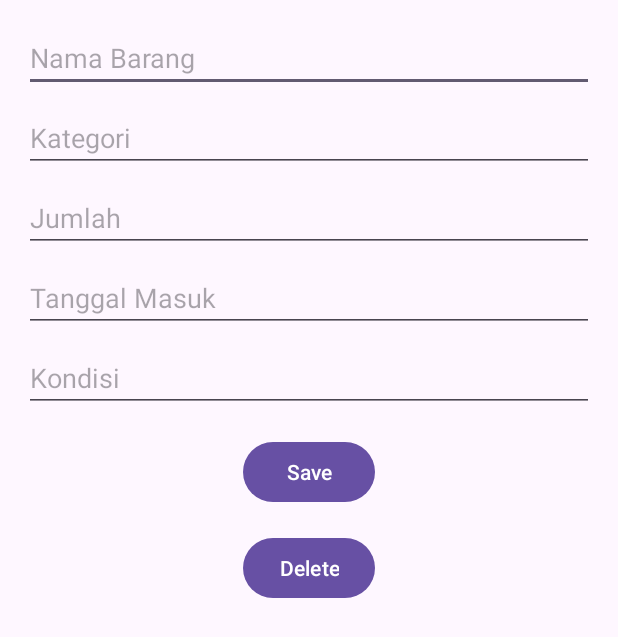
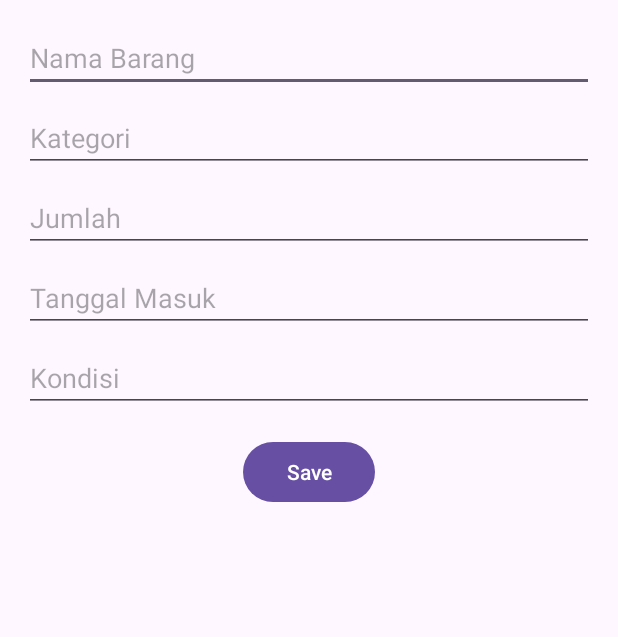
Before and after one commit to nindijltsr/InventarisBarang, an Android app: the EditBarangActivity screen opened directly, with no data from a screen before it, on a phone screen of 412 x 824 dp. Shown: the top 637 px of the screen. Run offline under Robolectric (Android 15) with nearby library versions, the phone set to English and light mode, and no system bars; our stand-ins replace Room's generated code.

Commit message:
fix edit barang

```diff
--- a/app/src/main/java/com/example/inventarisbarang/EditBarangActivity.kt
+++ b/app/src/main/java/com/example/inventarisbarang/EditBarangActivity.kt
@@ -62,7 +62,8 @@ class EditBarangActivity : AppCompatActivity() {
         buttonSave.setOnClickListener {
             val nama = editNama.text.toString()
             val kategori = editKategori.text.toString()
-            val jumlah = editJumlah.text.toString().toIntOrNull() ?: 0 // Menggunakan toIntOrNull untuk menghindari NumberFormatException
+            val jumlah = editJumlah.text.toString().toIntOrNull()
+                ?: 0 // Menggunakan toIntOrNull untuk menghindari NumberFormatException
             val tanggalMasuk = editTanggalMasuk.text.toString()
             val kondisi = editKondisi.text.toString()
 
@@ -83,15 +84,5 @@ class EditBarangActivity : AppCompatActivity() {
                 finish() // Kembali ke halaman sebelumnya setelah penyimpanan
             }
         }
-
-        // Tombol Hapus
-        val buttonDelete = findViewById<Button>(R.id.button_delete)
-        buttonDelete.setOnClickListener {
-            barang?.let {
-                inventarisViewModel.deleteBarang(it) // Menghapus barang dari database
-                Toast.makeText(this, "Barang berhasil dihapus", Toast.LENGTH_SHORT).show()
-                finish() // Kembali setelah penghapusan
-            }
-        }
     }
 }
--- a/app/src/main/res/layout/activity_edit_barang.xml
+++ b/app/src/main/res/layout/activity_edit_barang.xml
@@ -65,13 +65,4 @@
         app:layout_constraintStart_toStartOf="parent"
         app:layout_constraintEnd_toEndOf="parent" />
 
-    <Button
-        android:id="@+id/button_delete"
-        android:layout_width="wrap_content"
-        android:layout_height="wrap_content"
-        android:text="Delete"
-        android:layout_marginTop="16dp"
-        app:layout_constraintTop_toBottomOf="@id/button_save"
-        app:layout_constraintStart_toStartOf="parent"
-        app:layout_constraintEnd_toEndOf="parent" />
 </androidx.constraintlayout.widget.ConstraintLayout>
```
